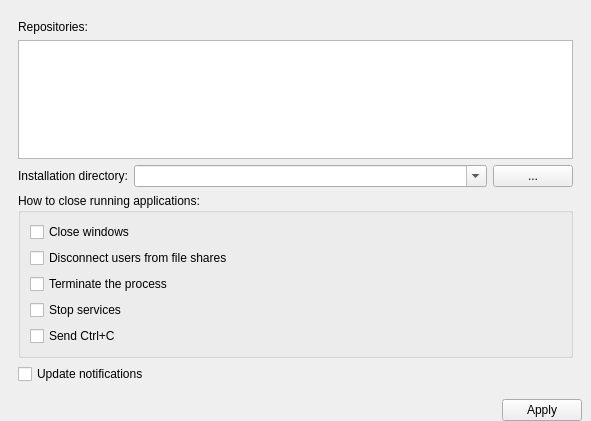
npackd/npackd-cpp, file npackdg/src/settingsframe.ui: the form before one commit.
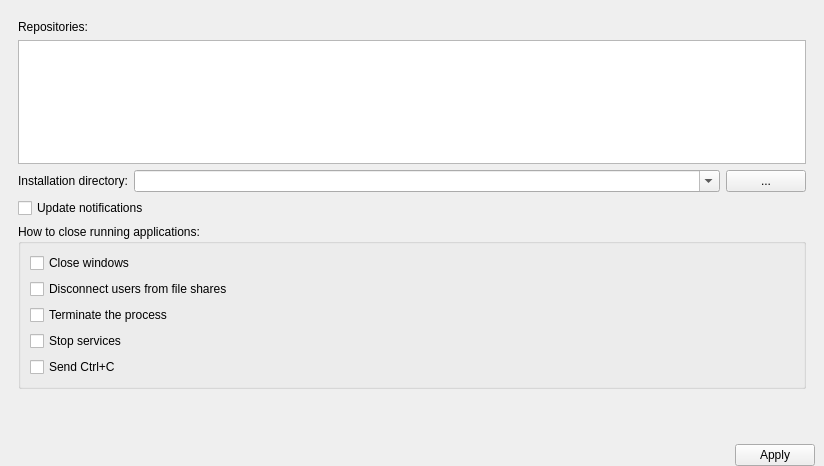
The form after the commit.

```diff
--- a/npackdg/src/settingsframe.ui
+++ b/npackdg/src/settingsframe.ui
@@ -6,8 +6,8 @@
    <rect>
     <x>0</x>
     <y>0</y>
-    <width>591</width>
-    <height>421</height>
+    <width>824</width>
+    <height>466</height>
    </rect>
   </property>
   <property name="windowTitle">
@@ -59,6 +59,12 @@
           <verstretch>1</verstretch>
          </sizepolicy>
         </property>
+        <property name="maximumSize">
+         <size>
+          <width>16777215</width>
+          <height>400</height>
+         </size>
+        </property>
         <property name="toolTip">
          <string>&lt;!DOCTYPE HTML PUBLIC &quot;-//W3C//DTD HTML 4.0//EN&quot; &quot;http://www.w3.org/TR/REC-html40/strict.dtd&quot;&gt;
 &lt;html&gt;&lt;head&gt;&lt;meta name=&quot;qrichtext&quot; content=&quot;1&quot; /&gt;&lt;style type=&quot;text/css&quot;&gt;
@@ -129,6 +135,16 @@
         </item>
        </layout>
       </item>
+      <item>
+       <widget class="QCheckBox" name="checkBoxCheckForUpdates">
+        <property name="toolTip">
+         <string>enables daily search and notification about existing updates. The time will be chosen at random. The notifications are only shown to the current user.</string>
+        </property>
+        <property name="text">
+         <string>Update notifications</string>
+        </property>
+       </widget>
+      </item>
       <item>
        <widget class="QGroupBox" name="groupBox">
         <property name="title">
@@ -186,14 +202,17 @@
        </widget>
       </item>
       <item>
-       <widget class="QCheckBox" name="checkBoxCheckForUpdates">
-        <property name="toolTip">
-         <string>enables daily search and notification about existing updates. The time will be chosen at random. The notifications are only shown to the current user.</string>
+       <spacer name="verticalSpacer">
+        <property name="orientation">
+         <enum>Qt::Vertical</enum>
         </property>
-        <property name="text">
-         <string>Update notifications</string>
+        <property name="sizeHint" stdset="0">
+         <size>
+          <width>20</width>
+          <height>40</height>
+         </size>
         </property>
-       </widget>
+       </spacer>
       </item>
      </layout>
     </widget>
```
